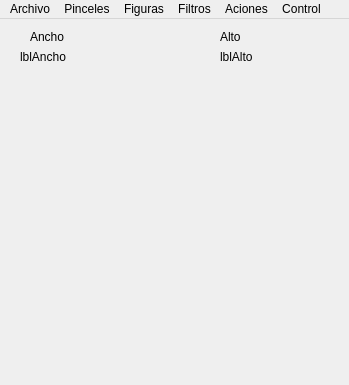
The window that ventanaprincipal.ui (dmejias08/PaintCpp) describes before a commit, drawn with Qt 5.
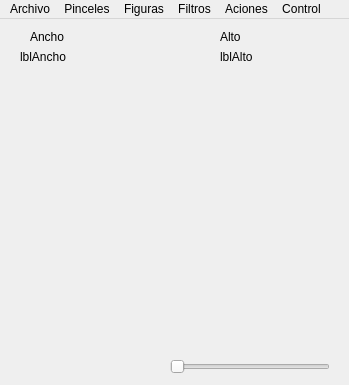
The same window after the commit. Icons and pictures are not drawn.

```diff
--- a/ventanaprincipal.ui
+++ b/ventanaprincipal.ui
@@ -66,6 +66,31 @@
      <string>Alto</string>
     </property>
    </widget>
+   <widget class="QSlider" name="horizontalSlider">
+    <property name="geometry">
+     <rect>
+      <x>170</x>
+      <y>340</y>
+      <width>160</width>
+      <height>16</height>
+     </rect>
+    </property>
+    <property name="mouseTracking">
+     <bool>true</bool>
+    </property>
+    <property name="layoutDirection">
+     <enum>Qt::LeftToRight</enum>
+    </property>
+    <property name="minimum">
+     <number>1</number>
+    </property>
+    <property name="maximum">
+     <number>10</number>
+    </property>
+    <property name="orientation">
+     <enum>Qt::Horizontal</enum>
+    </property>
+   </widget>
   </widget>
   <widget class="QMenuBar" name="menubar">
    <property name="geometry">
```
Left out of the diff: 2 changed lines with no effect on the pictures.
